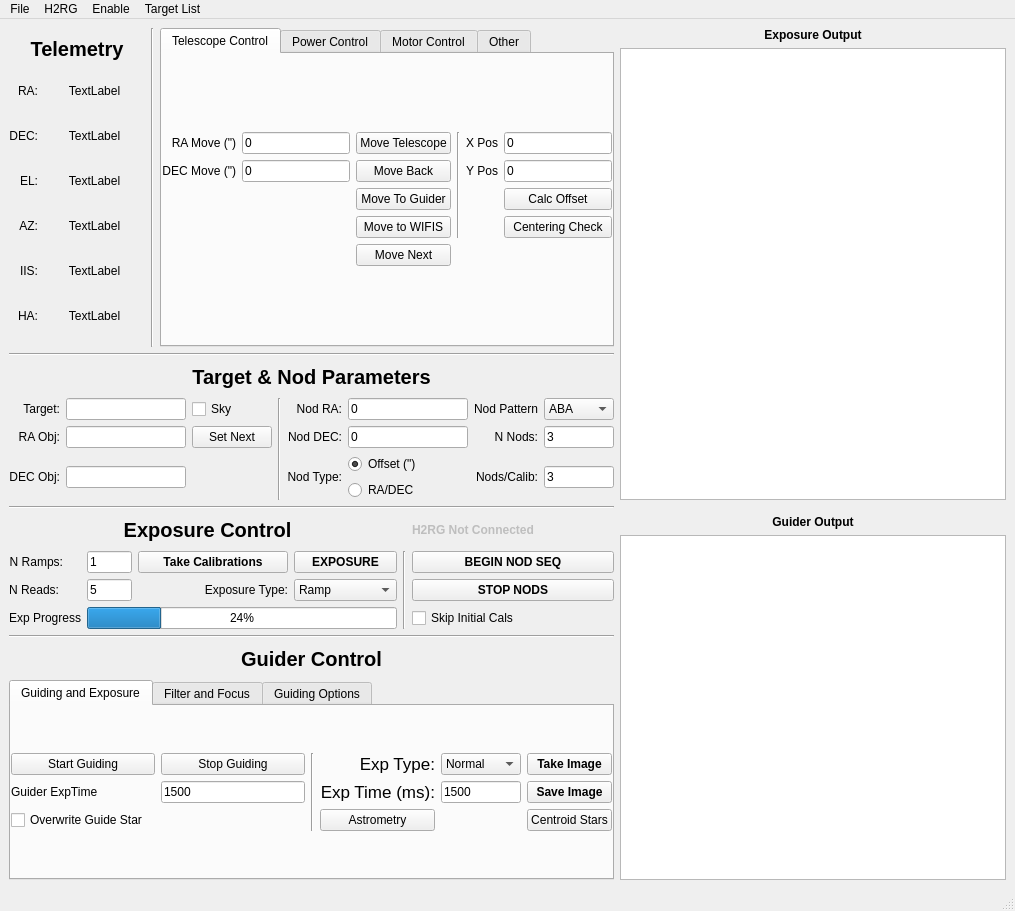
WIFIS-Team/controlcode-new, file WIFIS_NEW.ui: the form before one commit.
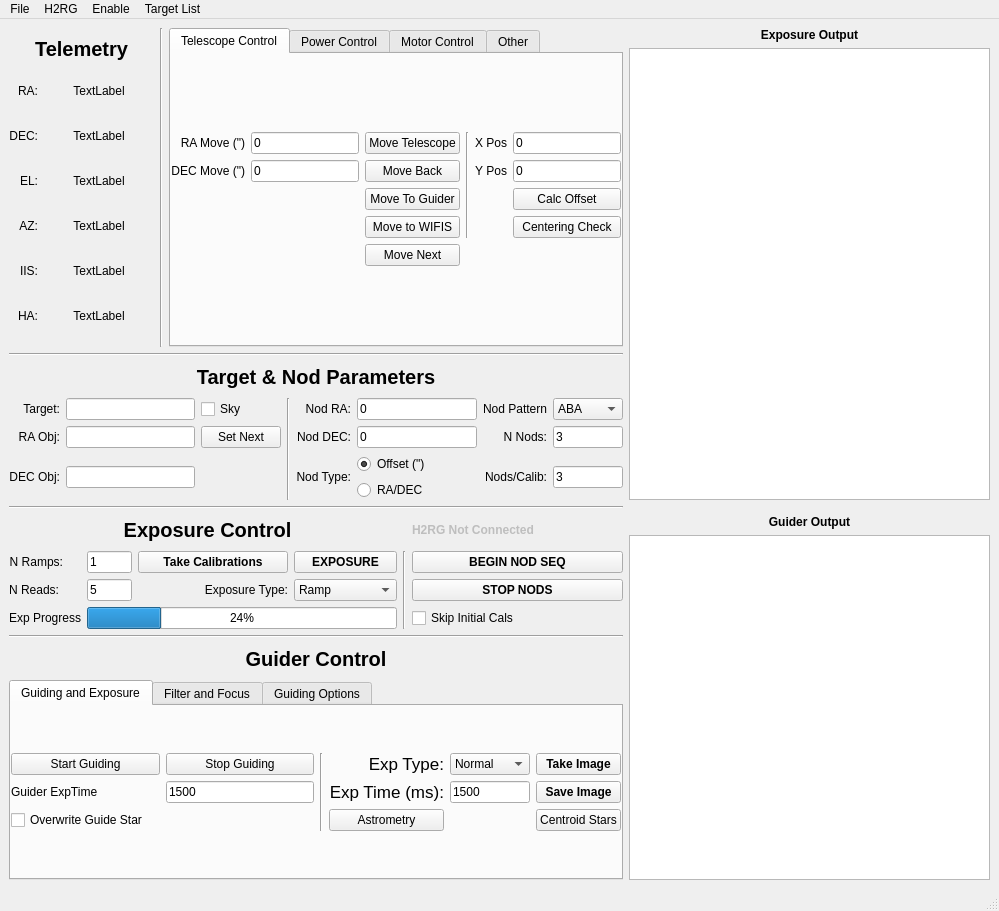
The form after the commit.

Commit message: Widened telemetry fields

What changed in the file:
```diff
--- a/WIFIS_NEW.ui
+++ b/WIFIS_NEW.ui
@@ -6,7 +6,7 @@
    <rect>
     <x>0</x>
     <y>0</y>
-    <width>1015</width>
+    <width>999</width>
     <height>911</height>
    </rect>
   </property>
@@ -52,7 +52,7 @@
             </property>
             <property name="minimumSize">
              <size>
-              <width>75</width>
+              <width>110</width>
               <height>30</height>
              </size>
             </property>
@@ -136,7 +136,7 @@
             </property>
             <property name="minimumSize">
              <size>
-              <width>75</width>
+              <width>110</width>
               <height>30</height>
              </size>
             </property>
@@ -193,7 +193,7 @@
             </property>
             <property name="minimumSize">
              <size>
-              <width>75</width>
+              <width>110</width>
               <height>30</height>
              </size>
             </property>
@@ -249,7 +249,7 @@
             </property>
             <property name="minimumSize">
              <size>
-              <width>75</width>
+              <width>110</width>
               <height>30</height>
              </size>
             </property>
@@ -277,7 +277,7 @@
             </property>
             <property name="minimumSize">
              <size>
-              <width>75</width>
+              <width>110</width>
               <height>30</height>
              </size>
             </property>
@@ -333,7 +333,7 @@
             </property>
             <property name="minimumSize">
              <size>
-              <width>75</width>
+              <width>110</width>
               <height>30</height>
              </size>
             </property>
@@ -3209,7 +3209,7 @@
     <rect>
      <x>0</x>
      <y>0</y>
-     <width>1015</width>
+     <width>999</width>
      <height>22</height>
     </rect>
    </property>
```
